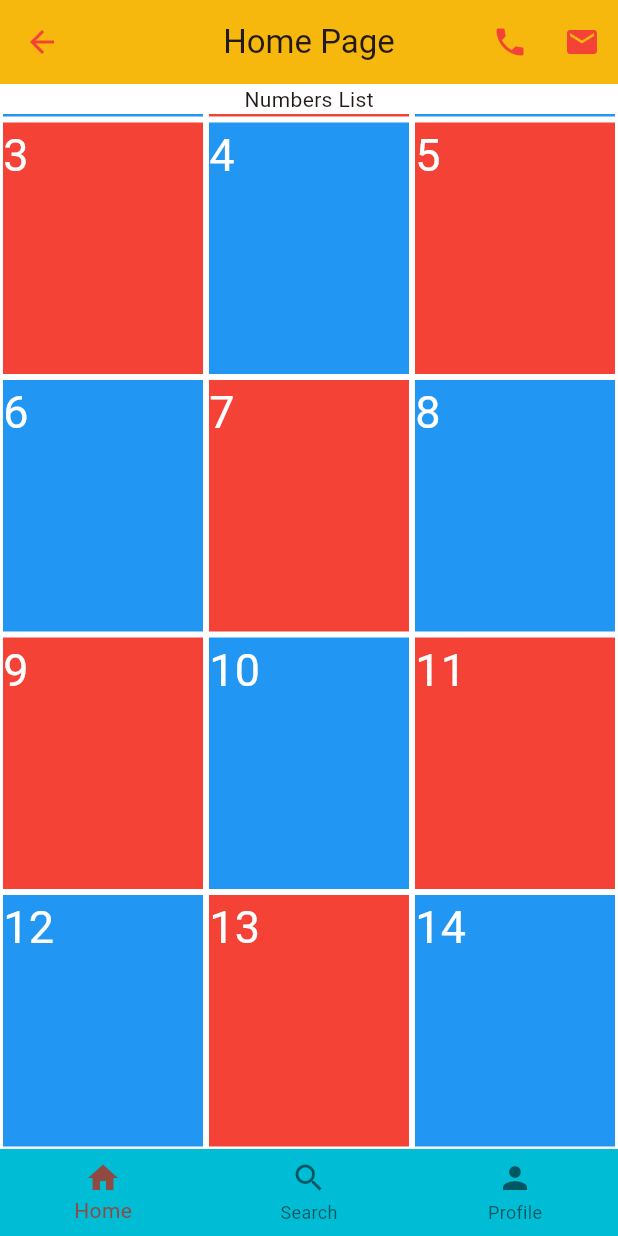
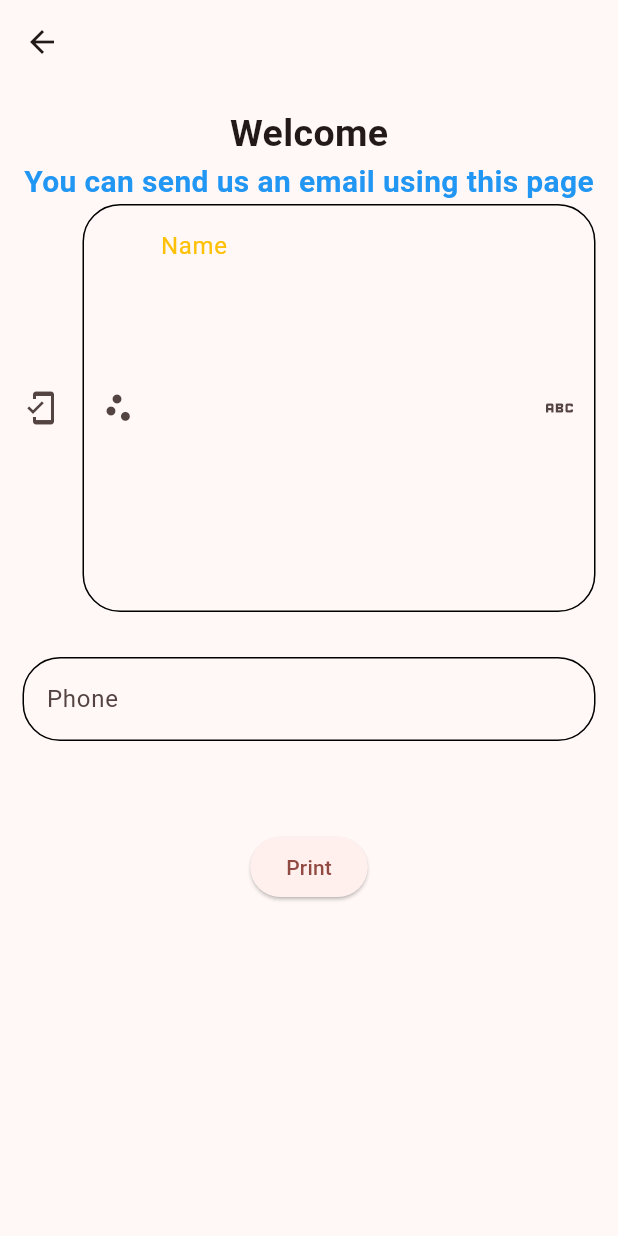
Before and after one commit to a7mdhanini/testing, a Flutter app: the screen it shows after launch, scrolled down 168 dp, after a tap on the "email" icon, on a phone screen of 412 x 824 dp. Run offline on Flutter 3.47's test engine with Material 3 defaults, Android fonts, the phone set to English and light mode, and no system bars; our stand-ins replace carousel_slider.

Commit message:
TextField

```diff
--- /dev/null
+++ b/lib/email_page.dart
@@ -0,0 +1,104 @@
+import 'dart:developer';
+
+import 'package:flutter/material.dart';
+
+class EmailPage extends StatefulWidget {
+  const EmailPage({super.key});
+
+  @override
+  State<EmailPage> createState() => _EmailPageState();
+}
+
+class _EmailPageState extends State<EmailPage> {
+  TextEditingController nameCrl = TextEditingController();
+
+  @override
+  Widget build(BuildContext context) {
+    return GestureDetector(
+      onTap: () => FocusScope.of(context).unfocus(),
+      child: Scaffold(
+        appBar: AppBar(),
+        body: Padding(
+          padding: EdgeInsets.all(15),
+          child: Column(
+            children: [
+              Text(
+                'Welcome',
+                style: TextStyle(fontSize: 25, fontWeight: FontWeight.bold),
+              ),
+              Text(
+                'You can send us an email using this page',
+                style: TextStyle(
+                  fontSize: 20,
+                  fontWeight: FontWeight.bold,
+                  color: Colors.blue,
+                ),
+              ),
+
+              ///----Text Field
+              TextField(
+                // obscureText: true,
+                maxLines: 10,
+                minLines: 10,
+                controller: nameCrl,
+                onChanged: (newVal) {
+                  print(newVal);
+                },
+                readOnly: true,
+
+                decoration: InputDecoration(
+                  hintText: 'Name',
+                  hintStyle: TextStyle(color: Colors.amber),
+                  border: UnderlineInputBorder(
+                    borderSide: BorderSide(
+                      color: Colors.green,
+                    ),
+                  ),
+                  icon: Icon(Icons.mobile_friendly),
+                  suffixIcon: Icon(Icons.abc),
+                  prefixIcon: Icon(Icons.scatter_plot),
+                  focusedBorder: UnderlineInputBorder(),
+                  enabledBorder: OutlineInputBorder(
+                    borderRadius: BorderRadius.all(Radius.circular(25)),
+                  ),
+                  errorBorder: OutlineInputBorder(
+                    borderRadius: BorderRadius.all(Radius.circular(25)),
+                    borderSide: BorderSide(color: Colors.red),
+                  ),
+                  focusedErrorBorder: OutlineInputBorder(
+                    borderRadius: BorderRadius.all(Radius.circular(25)),
+                    borderSide: BorderSide(color: Colors.red),
+                  ),
+                ),
+              ),
+
+              SizedBox(height: 30),
+
+              TextField(
+                decoration: InputDecoration(
+                  enabledBorder: OutlineInputBorder(
+                    borderRadius: BorderRadius.all(Radius.circular(25)),
+                  ),
+
+                  focusedBorder: OutlineInputBorder(
+                    borderRadius: BorderRadius.all(Radius.circular(25)),
+                  ),
+                  // hintText: 'Phone',
+                  label: Text('Phone'),
+                ),
+              ),
+
+              SizedBox(height: 60),
+              ElevatedButton(
+                onPressed: () {
+                  log(nameCrl.text);
+                },
+                child: Text('Print'),
+              ),
+            ],
+          ),
+        ),
+      ),
+    );
+  }
+}
--- a/lib/home_page.dart
+++ b/lib/home_page.dart
@@ -1,6 +1,5 @@
-import 'dart:developer';
-
 import 'package:flutter/material.dart';
+import 'package:testing/email_page.dart';
 
 class HomePage extends StatelessWidget {
   const HomePage({super.key});
@@ -27,16 +26,18 @@ class HomePage extends StatelessWidget {
           IconButton(
             icon: const Icon(Icons.email, color: Colors.red),
             onPressed: () {
-              print('send');
+              Route route =
+                  MaterialPageRoute(builder: (_) => const EmailPage());
+              Navigator.push(context, route);
             },
           ),
         ],
-        leading: IconButton(
-          icon: const Icon(Icons.arrow_back, color: Colors.red),
-          onPressed: () {
-            print('print somthing!');
-          },
-        ),
+        // leading: IconButton(
+        //   icon: const Icon(Icons.arrow_back, color: Colors.red),
+        //   onPressed: () {
+        //     print('print somthing!');
+        //   },
+        // ),
       ),
 
       ///----Body
--- a/lib/nav_page.dart
+++ b/lib/nav_page.dart
@@ -4,6 +4,7 @@ import 'package:flutter/material.dart';
 import 'package:testing/home_page.dart';
 import 'package:testing/profile_page.dart';
 import 'package:testing/search_page.dart';
+import 'package:testing/settings_page.dart';
 
 class NavPage extends StatefulWidget {
   const NavPage({super.key});
@@ -18,6 +19,7 @@ class _NavPageState extends State<NavPage> {
     const HomePage(),
     const SearchPage(),
     const ProfilePage(),
+    const SettingsPage(),
   ];
 
   @override
@@ -27,8 +29,10 @@ class _NavPageState extends State<NavPage> {
 
       ///----Bottom Navigation Bar
       bottomNavigationBar: BottomNavigationBar(
-        backgroundColor: Colors.cyan,
-
+        selectedItemColor: Colors.red,
+        unselectedItemColor: Colors.grey,
+        selectedLabelStyle: TextStyle(color: Colors.red),
+        unselectedLabelStyle: TextStyle(color: Colors.grey),
         elevation: 1,
         // iconSize: 80,
         onTap: (index) {
@@ -41,9 +45,7 @@ class _NavPageState extends State<NavPage> {
 
         items: const [
           BottomNavigationBarItem(
-            icon: Icon(
-              Icons.home,
-            ),
+            icon: Icon(Icons.home),
             label: 'Home',
           ),
           BottomNavigationBarItem(
@@ -54,6 +56,10 @@ class _NavPageState extends State<NavPage> {
             icon: Icon(Icons.person),
             label: 'Profile',
           ),
+          BottomNavigationBarItem(
+            icon: Icon(Icons.settings),
+            label: 'Profile',
+          ),
         ],
       ),
     );
--- /dev/null
+++ b/lib/settings_page.dart
@@ -0,0 +1,52 @@
+import 'dart:developer';
+
+import 'package:flutter/material.dart';
+import 'package:carousel_slider/carousel_slider.dart';
+
+class SettingsPage extends StatelessWidget {
+  const SettingsPage({super.key});
+
+  @override
+  Widget build(BuildContext context) {
+    return Scaffold(
+      appBar: AppBar(),
+      body: Column(
+        children: [
+          InkWell(
+            onTap: () {
+              log('ok');
+            },
+            child: CarouselSlider(
+              options: CarouselOptions(
+                height: 200,
+                autoPlay: true,
+                autoPlayInterval: Duration(seconds: 5),
+              ),
+              items: [
+                Image.asset('assets/images/image_1.jpg'),
+                Text('hellooooo'),
+                Image.network(
+                    'https://img-cdn.pixlr.com/image-generator/history/65bb506dcb310754719cf81f/ede935de-1138-4f66-8ed7-44bd16efc709/medium.webp')
+              ],
+            ),
+          )
+
+          // Image.asset('assets/images/image_1.jpg',),
+          // Image.network(
+          //   'https://letsenhance.io/static/8f5e523ee6b2479e26ecc91b9c25261e/1015f/MainAfter.jpg',
+          //   height: 500,
+          //   width: 1000,
+          //   fit: BoxFit.contain,
+          //   color: Colors.amber,
+          // ),
+
+          // Text('this is anything')
+
+
+
+
+        ],
+      ),
+    );
+  }
+}
```
Also changed, not shown: pubspec.yaml (+3 -5 lines), assets/images/image_1.jpg (added), pubspec.lock.
